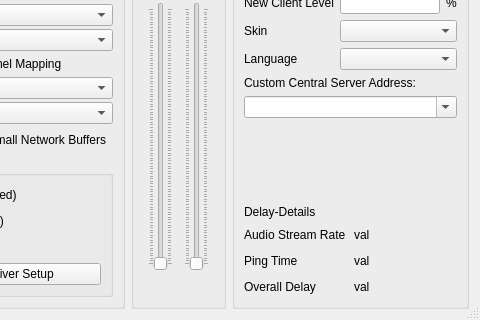
Old version of the form src/clientsettingsdlgbase.ui in the repository nefarius2001/jamulus; both pictures show x 95 to 575 and y 104 to 424 of the 575 by 424 pixel window.
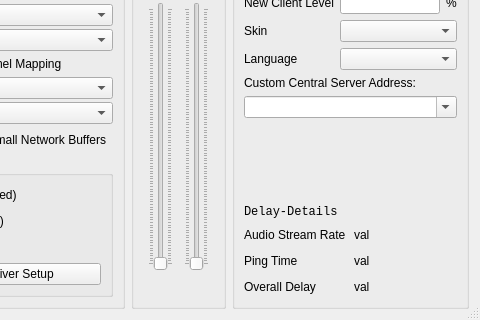
New version of the form. Icons and pictures are not drawn. Custom widgets are drawn as their Qt base class.

Commit message: formatting of string & label

```diff
--- a/src/clientsettingsdlgbase.ui
+++ b/src/clientsettingsdlgbase.ui
@@ -561,6 +561,11 @@
       </item>
       <item>
        <widget class="QLabel" name="lblDelayDetails">
+        <property name="font">
+         <font>
+          <family>Courier New</family>
+         </font>
+        </property>
         <property name="text">
          <string>Delay-Details</string>
         </property>
```
The commit also changes 1 other file.
